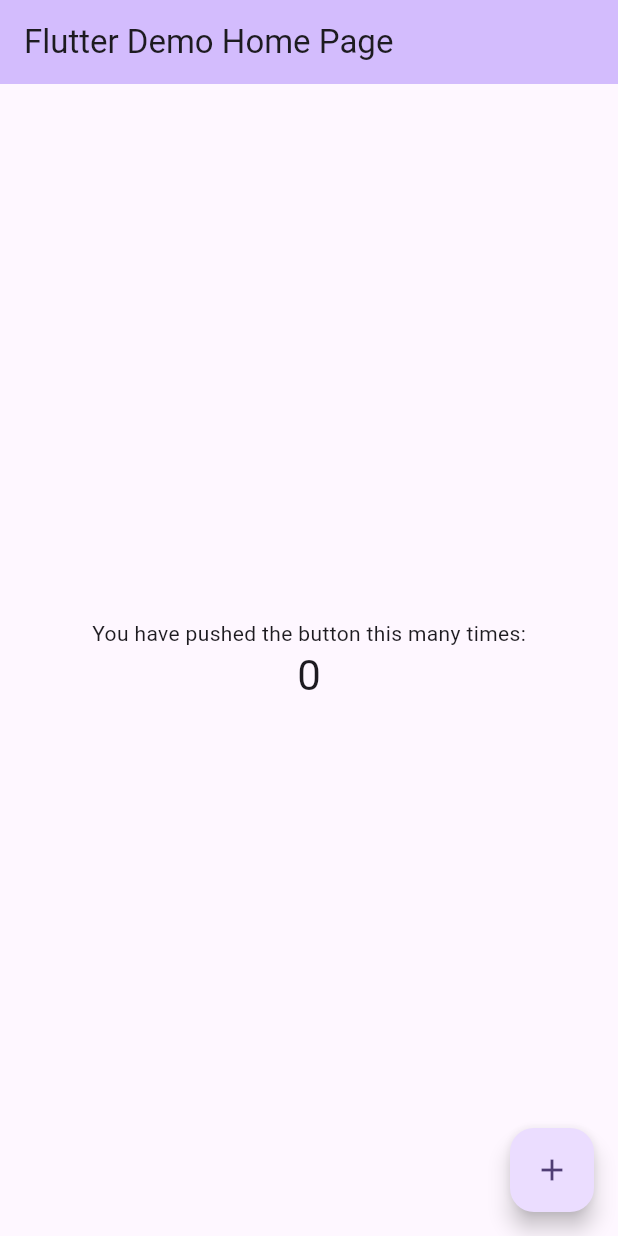
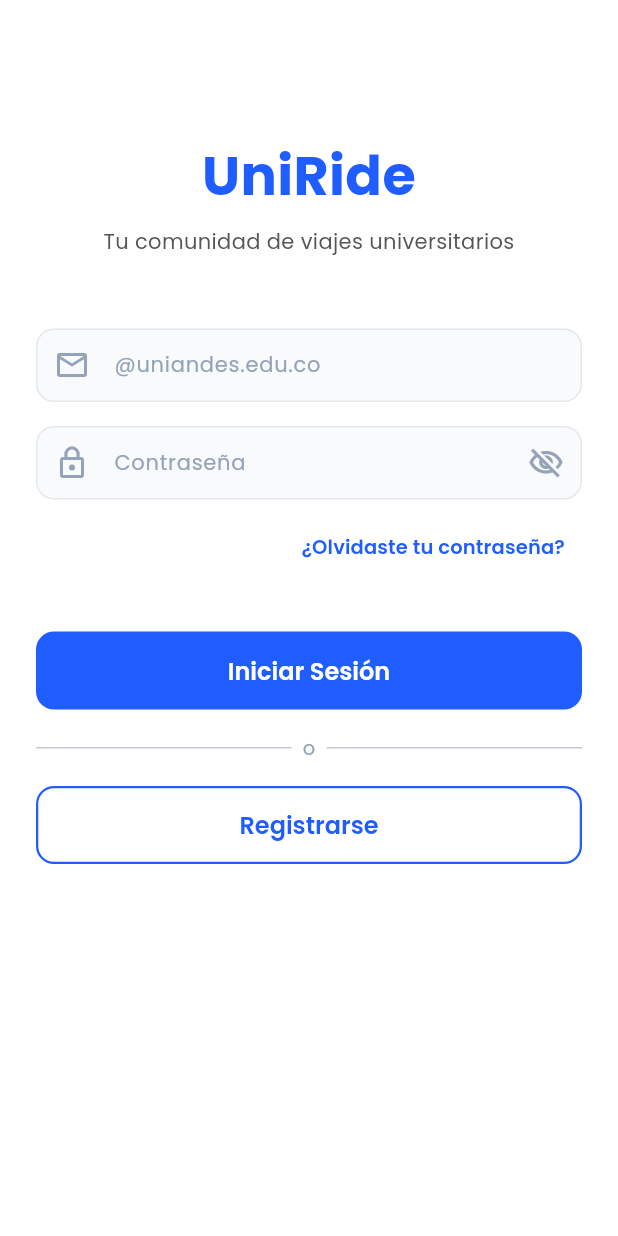
Before and after one commit to MovilesGN01/GN1-Dart, a Flutter app: the screen it shows after launch, on a phone screen of 412 x 824 dp. Run offline on Flutter 3.47's test engine with Material 3 defaults, Android fonts, the phone set to English and light mode, and no system bars; our stand-ins replace go_router, google_fonts.

Commit message:
feat: add login screen with institutional email validation
- Email/password fields with Poppins typography
- Client-side validation: enforces @uniandes.edu.co format
- SnackBar error feedback for invalid email
- Password visibility toggle
- Navigation via context.go('/home') using GoRouter
- Colors encapsulated in _LoginColors, no hardcoded values
- Reusable private widgets: _LogoSection, _EmailField, _PasswordField
- Controllers disposed correctly in dispose()

Closes #2

```diff
--- a/lib/core/routes.dart
+++ b/lib/core/routes.dart
@@ -0,0 +1,17 @@
+import 'package:go_router/go_router.dart';
+import 'package:uniride/features/auth/login_screen.dart';
+import 'package:uniride/features/home/home_screen.dart';
+
+final appRouter = GoRouter(
+  initialLocation: '/',
+  routes: [
+    GoRoute(
+      path: '/',
+      builder: (context, state) => const LoginScreen(),
+    ),
+    GoRoute(
+      path: '/home',
+      builder: (context, state) => const HomeScreen(),
+    ),
+  ],
+);
--- a/lib/core/theme.dart
+++ b/lib/core/theme.dart
@@ -0,0 +1,116 @@
+import 'package:flutter/material.dart';
+import 'package:google_fonts/google_fonts.dart';
+
+// ── Colour palette ──────────────────────────────────────────────────────────
+abstract final class AppColors {
+  static const primary = Color(0xFF1F5DFF);
+  static const background = Color(0xFFFFFFFF);
+  static const textPrimary = Color(0xFF111111);
+  static const textSecondary = Color(0xFF555555);
+  static const muted = Color(0xFF94A3B8);
+  static const cardSurface = Color(0xFFF8FAFC);
+}
+
+// ── Theme ────────────────────────────────────────────────────────────────────
+final ThemeData uniRideTheme = ThemeData(
+  useMaterial3: true,
+  colorScheme: ColorScheme.fromSeed(
+    seedColor: AppColors.primary,
+    primary: AppColors.primary,
+    surface: AppColors.background,
+  ),
+  scaffoldBackgroundColor: AppColors.background,
+
+  // Typography – Poppins for every text style
+  textTheme: GoogleFonts.poppinsTextTheme().copyWith(
+    bodyLarge: GoogleFonts.poppins(
+      color: AppColors.textPrimary,
+      fontSize: 16,
+    ),
+    bodyMedium: GoogleFonts.poppins(
+      color: AppColors.textSecondary,
+      fontSize: 14,
+    ),
+    bodySmall: GoogleFonts.poppins(
+      color: AppColors.muted,
+      fontSize: 12,
+    ),
+    titleLarge: GoogleFonts.poppins(
+      color: AppColors.textPrimary,
+      fontSize: 22,
+      fontWeight: FontWeight.w600,
+    ),
+    titleMedium: GoogleFonts.poppins(
+      color: AppColors.textPrimary,
+      fontSize: 16,
+      fontWeight: FontWeight.w600,
+    ),
+    labelLarge: GoogleFonts.poppins(
+      color: AppColors.background,
+      fontSize: 16,
+      fontWeight: FontWeight.w600,
+    ),
+  ),
+
+  // AppBar
+  appBarTheme: AppBarTheme(
+    backgroundColor: AppColors.background,
+    elevation: 0,
+    scrolledUnderElevation: 0,
+    centerTitle: false,
+    titleTextStyle: GoogleFonts.poppins(
+      color: AppColors.textPrimary,
+      fontSize: 18,
+      fontWeight: FontWeight.w600,
+    ),
+    iconTheme: const IconThemeData(color: AppColors.textPrimary),
+  ),
+
+  // ElevatedButton – full-width feel, primary colour, radius 12
+  elevatedButtonTheme: ElevatedButtonThemeData(
+    style: ElevatedButton.styleFrom(
+      backgroundColor: AppColors.primary,
+      foregroundColor: AppColors.background,
+      minimumSize: const Size(double.infinity, 52),
+      shape: RoundedRectangleBorder(
+        borderRadius: BorderRadius.circular(12),
+      ),
+      textStyle: GoogleFonts.poppins(
+        fontSize: 16,
+        fontWeight: FontWeight.w600,
+      ),
+      elevation: 0,
+    ),
+  ),
+
+  // InputDecoration – rounded 8 px, muted hint
+  inputDecorationTheme: InputDecorationTheme(
+    filled: true,
+    fillColor: AppColors.cardSurface,
+    hintStyle: GoogleFonts.poppins(
+      color: AppColors.muted,
+      fontSize: 14,
+    ),
+    contentPadding: const EdgeInsets.symmetric(horizontal: 16, vertical: 14),
+    border: OutlineInputBorder(
+      borderRadius: BorderRadius.circular(8),
+      borderSide: const BorderSide(color: AppColors.muted, width: 1),
+    ),
+    enabledBorder: OutlineInputBorder(
+      borderRadius: BorderRadius.circular(8),
+      borderSide: const BorderSide(color: AppColors.muted, width: 1),
+    ),
+    focusedBorder: OutlineInputBorder(
+      borderRadius: BorderRadius.circular(8),
+      borderSide: const BorderSide(color: AppColors.primary, width: 1.5),
+    ),
+    errorBorder: OutlineInputBorder(
+      borderRadius: BorderRadius.circular(8),
+      borderSide: const BorderSide(color: Colors.red, width: 1),
+    ),
+    focusedErrorBorder: OutlineInputBorder(
+      borderRadius: BorderRadius.circular(8),
+      borderSide: const BorderSide(color: Colors.red, width: 1.5),
+    ),
+  ),
+);
--- a/lib/features/auth/login_screen.dart
+++ b/lib/features/auth/login_screen.dart
@@ -0,0 +1,269 @@
+import 'package:flutter/material.dart';
+import 'package:go_router/go_router.dart';
+import 'package:google_fonts/google_fonts.dart';
+
+// ── Local colour palette ─────────────────────────────────────────────────────
+abstract final class _LoginColors {
+  static const primary = Color(0xFF1F5DFF);
+  static const background = Color(0xFFFFFFFF);
+  static const textPrimary = Color(0xFF111111);
+  static const textSecondary = Color(0xFF555555);
+  static const muted = Color(0xFF94A3B8);
+  static const cardSurface = Color(0xFFF8FAFC);
+  static const border = Color(0xFFE5E7EB);
+}
+
+// ── Screen ───────────────────────────────────────────────────────────────────
+class LoginScreen extends StatefulWidget {
+  const LoginScreen({super.key});
+
+  @override
+  State<LoginScreen> createState() => _LoginScreenState();
+}
+
+class _LoginScreenState extends State<LoginScreen> {
+  final TextEditingController _emailController = TextEditingController();
+  final TextEditingController _passwordController = TextEditingController();
+  bool _isPasswordVisible = false;
+
+  static const _errorColor = Color(0xFFFF3B30);
+
+  void _login() {
+    final email = _emailController.text.trim();
+    if (!email.endsWith('@uniandes.edu.co')) {
+      ScaffoldMessenger.of(context).showSnackBar(
+        SnackBar(
+          content: Text(
+            'Debes usar tu correo institucional @uniandes.edu.co',
+            style: GoogleFonts.poppins(color: _LoginColors.background),
+          ),
+          backgroundColor: _errorColor,
+        ),
+      );
+      return;
+    }
+    context.go('/home');
+  }
+
+  @override
+  void dispose() {
+    _emailController.dispose();
+    _passwordController.dispose();
+    super.dispose();
+  }
+
+  @override
+  Widget build(BuildContext context) {
+    return Scaffold(
+      backgroundColor: _LoginColors.background,
+      resizeToAvoidBottomInset: true,
+      body: SafeArea(
+        child: SingleChildScrollView(
+          padding: const EdgeInsets.fromLTRB(24, 32, 24, 32),
+          child: Column(
+            crossAxisAlignment: CrossAxisAlignment.stretch,
+            children: [
+              // Logo
+              const _LogoSection(),
+
+              // Fields
+              _EmailField(controller: _emailController),
+              const SizedBox(height: 16),
+              _PasswordField(
+                controller: _passwordController,
+                isVisible: _isPasswordVisible,
+                onToggle: () =>
+                    setState(() => _isPasswordVisible = !_isPasswordVisible),
+              ),
+              const SizedBox(height: 8),
+
+              // Actions
+              Align(
+                alignment: Alignment.centerRight,
+                child: TextButton(
+                  onPressed: () {},
+                  child: Text(
+                    '¿Olvidaste tu contraseña?',
+                    style: GoogleFonts.poppins(
+                      fontSize: 13,
+                      color: _LoginColors.primary,
+                    ),
+                  ),
+                ),
+              ),
+              const SizedBox(height: 32),
+
+              ElevatedButton(
+                onPressed: _login,
+                style: ElevatedButton.styleFrom(
+                  backgroundColor: _LoginColors.primary,
+                  foregroundColor: _LoginColors.background,
+                  minimumSize: const Size(double.infinity, 52),
+                  shape: RoundedRectangleBorder(
+                    borderRadius: BorderRadius.circular(12),
+                  ),
+                  elevation: 0,
+                  textStyle: GoogleFonts.poppins(
+                    fontSize: 16,
+                    fontWeight: FontWeight.w600,
+                  ),
+                ),
+                child: const Text('Iniciar Sesión'),
+              ),
+              const SizedBox(height: 16),
+
+              Row(
+                children: [
+                  const Expanded(child: Divider()),
+                  Text(
+                    '  o  ',
+                    style: GoogleFonts.poppins(
+                      fontSize: 13,
+                      color: _LoginColors.muted,
+                    ),
+                  ),
+                  const Expanded(child: Divider()),
+                ],
+              ),
+              const SizedBox(height: 16),
+
+              OutlinedButton(
+                onPressed: () {},
+                style: OutlinedButton.styleFrom(
+                  foregroundColor: _LoginColors.primary,
+                  minimumSize: const Size(double.infinity, 52),
+                  side: const BorderSide(color: _LoginColors.primary, width: 1.5),
+                  shape: RoundedRectangleBorder(
+                    borderRadius: BorderRadius.circular(12),
+                  ),
+                  textStyle: GoogleFonts.poppins(
+                    fontSize: 16,
+                    fontWeight: FontWeight.w600,
+                  ),
+                ),
+                child: const Text('Registrarse'),
+              ),
+            ],
+          ),
+        ),
+      ),
+    );
+  }
+}
+
+// ── Private widgets ──────────────────────────────────────────────────────────
+
+class _LogoSection extends StatelessWidget {
+  const _LogoSection();
+
+  @override
+  Widget build(BuildContext context) {
+    return Column(
+      children: [
+        const SizedBox(height: 60),
+        Text(
+          'UniRide',
+          style: GoogleFonts.poppins(
+            fontSize: 36,
+            fontWeight: FontWeight.w700,
+            color: _LoginColors.primary,
+          ),
+          textAlign: TextAlign.center,
+        ),
+        const SizedBox(height: 8),
+        Text(
+          'Tu comunidad de viajes universitarios',
+          style: GoogleFonts.poppins(
+            fontSize: 14,
+            color: _LoginColors.textSecondary,
+          ),
+          textAlign: TextAlign.center,
+        ),
+        const SizedBox(height: 48),
+      ],
+    );
+  }
+}
+
+class _EmailField extends StatelessWidget {
+  const _EmailField({required this.controller});
+
+  final TextEditingController controller;
+
+  @override
+  Widget build(BuildContext context) {
+    return TextFormField(
+      controller: controller,
+      keyboardType: TextInputType.emailAddress,
+      style: GoogleFonts.poppins(fontSize: 14, color: _LoginColors.textPrimary),
+      decoration: InputDecoration(
+        hintText: '@uniandes.edu.co',
+        hintStyle: GoogleFonts.poppins(color: _LoginColors.muted),
+        prefixIcon: const Icon(Icons.email_outlined, color: _LoginColors.muted),
+        filled: true,
+        fillColor: _LoginColors.cardSurface,
+        border: OutlineInputBorder(
+          borderRadius: BorderRadius.circular(12),
+          borderSide: const BorderSide(color: _LoginColors.border),
+        ),
+        enabledBorder: OutlineInputBorder(
+          borderRadius: BorderRadius.circular(12),
+          borderSide: const BorderSide(color: _LoginColors.border),
+        ),
+        focusedBorder: OutlineInputBorder(
+          borderRadius: BorderRadius.circular(12),
+          borderSide: const BorderSide(color: _LoginColors.primary, width: 2),
+        ),
+      ),
+    );
+  }
+}
+
+class _PasswordField extends StatelessWidget {
+  const _PasswordField({
+    required this.controller,
+    required this.isVisible,
+    required this.onToggle,
+  });
+
+  final TextEditingController controller;
+  final bool isVisible;
+  final VoidCallback onToggle;
+
+  @override
+  Widget build(BuildContext context) {
+    return TextFormField(
+      controller: controller,
+      obscureText: !isVisible,
+      style: GoogleFonts.poppins(fontSize: 14, color: _LoginColors.textPrimary),
+      decoration: InputDecoration(
+        hintText: 'Contraseña',
+        hintStyle: GoogleFonts.poppins(color: _LoginColors.muted),
+        prefixIcon: const Icon(Icons.lock_outline, color: _LoginColors.muted),
+        suffixIcon: IconButton(
+          icon: Icon(
+            isVisible
+                ? Icons.visibility_outlined
+                : Icons.visibility_off_outlined,
+            color: _LoginColors.muted,
+          ),
+          onPressed: onToggle,
+        ),
+        filled: true,
+        fillColor: _LoginColors.cardSurface,
+        border: OutlineInputBorder(
+          borderRadius: BorderRadius.circular(12),
+          borderSide: const BorderSide(color: _LoginColors.border),
+        ),
+        enabledBorder: OutlineInputBorder(
+          borderRadius: BorderRadius.circular(12),
+          borderSide: const BorderSide(color: _LoginColors.border),
+        ),
+        focusedBorder: OutlineInputBorder(
+          borderRadius: BorderRadius.circular(12),
+          borderSide: const BorderSide(color: _LoginColors.primary, width: 2),
+        ),
+      ),
+    );
+  }
+}
--- a/lib/features/home/home_screen.dart
+++ b/lib/features/home/home_screen.dart
@@ -0,0 +1,31 @@
+import 'package:flutter/material.dart';
+import 'package:google_fonts/google_fonts.dart';
+import 'package:uniride/core/theme.dart';
+
+class HomeScreen extends StatelessWidget {
+  const HomeScreen({super.key});
+
+  @override
+  Widget build(BuildContext context) {
+    return Scaffold(
+      appBar: AppBar(
+        title: Text(
+          'UniRide',
+          style: GoogleFonts.poppins(
+            color: AppColors.primary,
+            fontWeight: FontWeight.w700,
+          ),
+        ),
+      ),
+      body: Center(
+        child: Text(
+          'Home – próximamente',
+          style: GoogleFonts.poppins(
+            color: AppColors.textSecondary,
+            fontSize: 16,
+          ),
+        ),
+      ),
+    );
+  }
+}
--- a/lib/main.dart
+++ b/lib/main.dart
@@ -1,122 +1,21 @@
 import 'package:flutter/material.dart';
+import 'package:uniride/core/routes.dart';
+import 'package:uniride/core/theme.dart';
 
 void main() {
-  runApp(const MyApp());
+  runApp(const UniRideApp());
 }
 
-class MyApp extends StatelessWidget {
-  const MyApp({super.key});
+class UniRideApp extends StatelessWidget {
+  const UniRideApp({super.key});
 
-  // This widget is the root of your application.
   @override
   Widget build(BuildContext context) {
-    return MaterialApp(
-      title: 'Flutter Demo',
-      theme: ThemeData(
-        // This is the theme of your application.
-        //
-        // TRY THIS: Try running your application with "flutter run". You'll see
-        // the application has a purple toolbar. Then, without quitting the app,
-        // try changing the seedColor in the colorScheme below to Colors.green
-        // and then invoke "hot reload" (save your changes or press the "hot
-        // reload" button in a Flutter-supported IDE, or press "r" if you used
-        // the command line to start the app).
-        //
-        // Notice that the counter didn't reset back to zero; the application
-        // state is not lost during the reload. To reset the state, use hot
-        // restart instead.
-        //
-        // This works for code too, not just values: Most code changes can be
-        // tested with just a hot reload.
-        colorScheme: .fromSeed(seedColor: Colors.deepPurple),
-      ),
-      home: const MyHomePage(title: 'Flutter Demo Home Page'),
+    return MaterialApp.router(
+      title: 'UniRide',
+      theme: uniRideTheme,
+      routerConfig: appRouter,
+      debugShowCheckedModeBanner: false,
     );
   }
 }
-
-class MyHomePage extends StatefulWidget {
-  const MyHomePage({super.key, required this.title});
-
-  // This widget is the home page of your application. It is stateful, meaning
-  // that it has a State object (defined below) that contains fields that affect
-  // how it looks.
-
-  // This class is the configuration for the state. It holds the values (in this
-  // case the title) provided by the parent (in this case the App widget) and
-  // used by the build method of the State. Fields in a Widget subclass are
-  // always marked "final".
-
-  final String title;
-
-  @override
-  State<MyHomePage> createState() => _MyHomePageState();
-}
-
-class _MyHomePageState extends State<MyHomePage> {
-  int _counter = 0;
-
-  void _incrementCounter() {
-    setState(() {
-      // This call to setState tells the Flutter framework that something has
-      // changed in this State, which causes it to rerun the build method below
-      // so that the display can reflect the updated values. If we changed
-      // _counter without calling setState(), then the build method would not be
-      // called again, and so nothing would appear to happen.
-      _counter++;
-    });
-  }
-
-  @override
-  Widget build(BuildContext context) {
-    // This method is rerun every time setState is called, for instance as done
-    // by the _incrementCounter method above.
-    //
-    // The Flutter framework has been optimized to make rerunning build methods
-    // fast, so that you can just rebuild anything that needs updating rather
-    // than having to individually change instances of widgets.
-    return Scaffold(
-      appBar: AppBar(
-        // TRY THIS: Try changing the color here to a specific color (to
-        // Colors.amber, perhaps?) and trigger a hot reload to see the AppBar
-        // change color while the other colors stay the same.
-        backgroundColor: Theme.of(context).colorScheme.inversePrimary,
-        // Here we take the value from the MyHomePage object that was created by
-        // the App.build method, and use it to set our appbar title.
-        title: Text(widget.title),
-      ),
-      body: Center(
-        // Center is a layout widget. It takes a single child and positions it
-        // in the middle of the parent.
-        child: Column(
-          // Column is also a layout widget. It takes a list of children and
-          // arranges them vertically. By default, it sizes itself to fit its
-          // children horizontally, and tries to be as tall as its parent.
-          //
-          // Column has various properties to control how it sizes itself and
-          // how it positions its children. Here we use mainAxisAlignment to
-          // center the children vertically; the main axis here is the vertical
-          // axis because Columns are vertical (the cross axis would be
-          // horizontal).
-          //
-          // TRY THIS: Invoke "debug painting" (choose the "Toggle Debug Paint"
-          // action in the IDE, or press "p" in the console), to see the
-          // wireframe for each widget.
-          mainAxisAlignment: .center,
-          children: [
-            const Text('You have pushed the button this many times:'),
-            Text(
-              '$_counter',
-              style: Theme.of(context).textTheme.headlineMedium,
-            ),
-          ],
-        ),
-      ),
-      floatingActionButton: FloatingActionButton(
-        onPressed: _incrementCounter,
-        tooltip: 'Increment',
-        child: const Icon(Icons.add),
-      ),
-    );
-  }
-}
```
